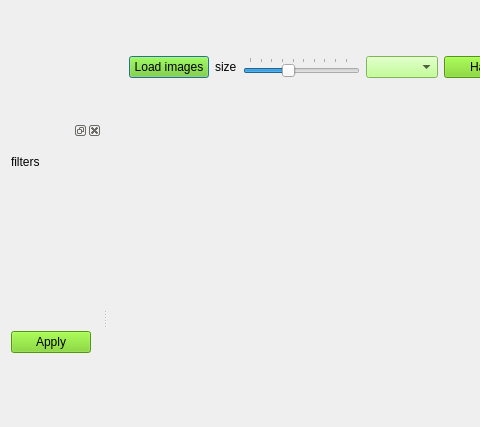
This is ui/MainWindow.ui in czimbortibor/Large-annotated-image-collection-management as Qt 5 draws it before an edit; both pictures show x 0 to 480 and y 0 to 427 of the 1156 by 515 pixel window. The edited form follows.
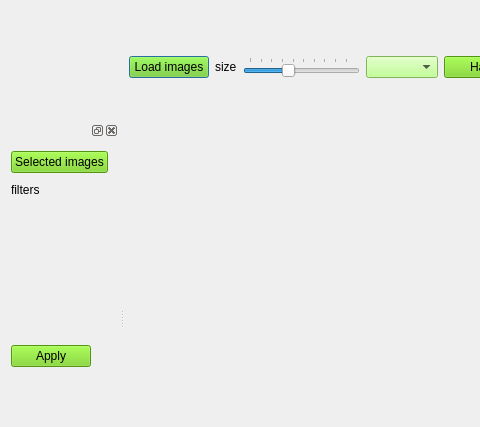
This is the edited form. Icons and pictures are not drawn.

Commit message: image selection and highlight effect

```diff
--- a/ui/MainWindow.ui
+++ b/ui/MainWindow.ui
@@ -392,6 +392,16 @@
    </attribute>
    <widget class="QWidget" name="dockWidgetContents_filters">
     <layout class="QVBoxLayout" name="verticalLayout_2">
+     <item>
+      <widget class="QPushButton" name="btn_selectedImages">
+       <property name="styleSheet">
+        <string notr="true">background-color: rgb(115, 210, 22);</string>
+       </property>
+       <property name="text">
+        <string>Selected images</string>
+       </property>
+      </widget>
+     </item>
      <item>
       <layout class="QHBoxLayout" name="horizontalLayout_addFilter">
        <item>
```
The commit also changes 8 other files.
